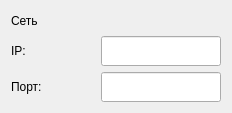
The window that RSCAN_DOSE/src/widgets/networksettings.ui (niitfa/RSCAN_DOSE_GUI) describes before a commit, drawn with Qt 5.
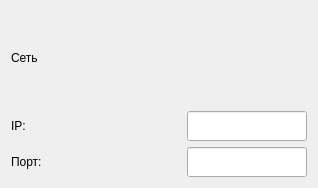
The same window after the commit.

```diff
--- a/RSCAN_DOSE/src/widgets/networksettings.ui
+++ b/RSCAN_DOSE/src/widgets/networksettings.ui
@@ -6,8 +6,8 @@
    <rect>
     <x>0</x>
     <y>0</y>
-    <width>232</width>
-    <height>113</height>
+    <width>318</width>
+    <height>188</height>
    </rect>
   </property>
   <property name="windowTitle">
```
